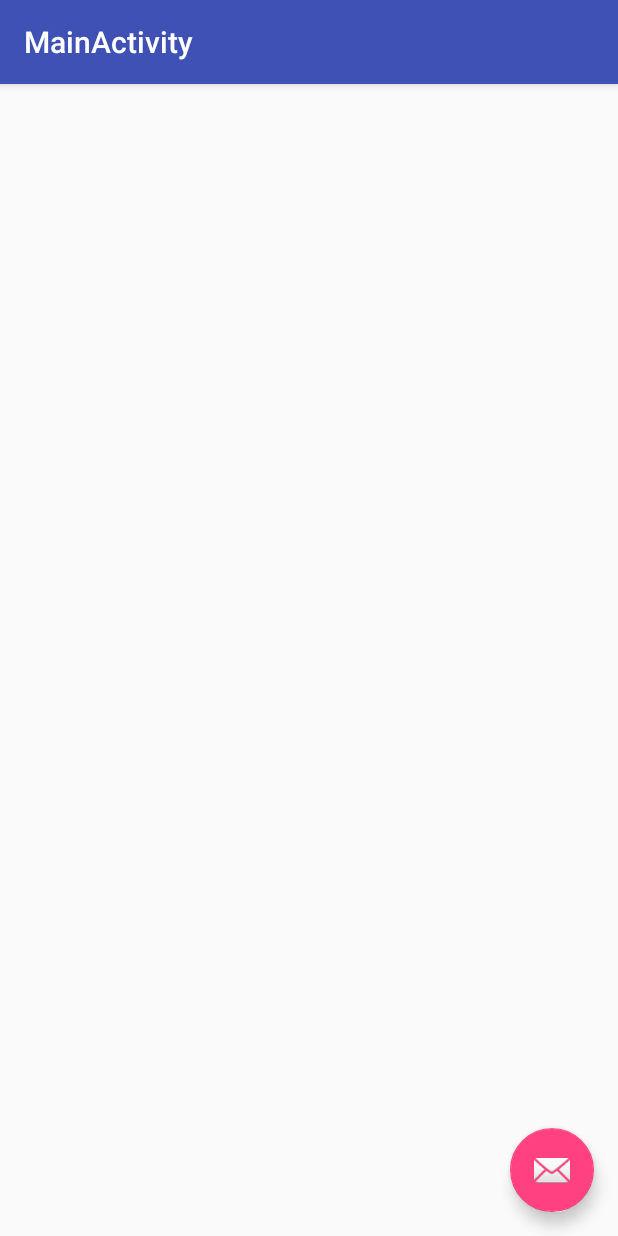
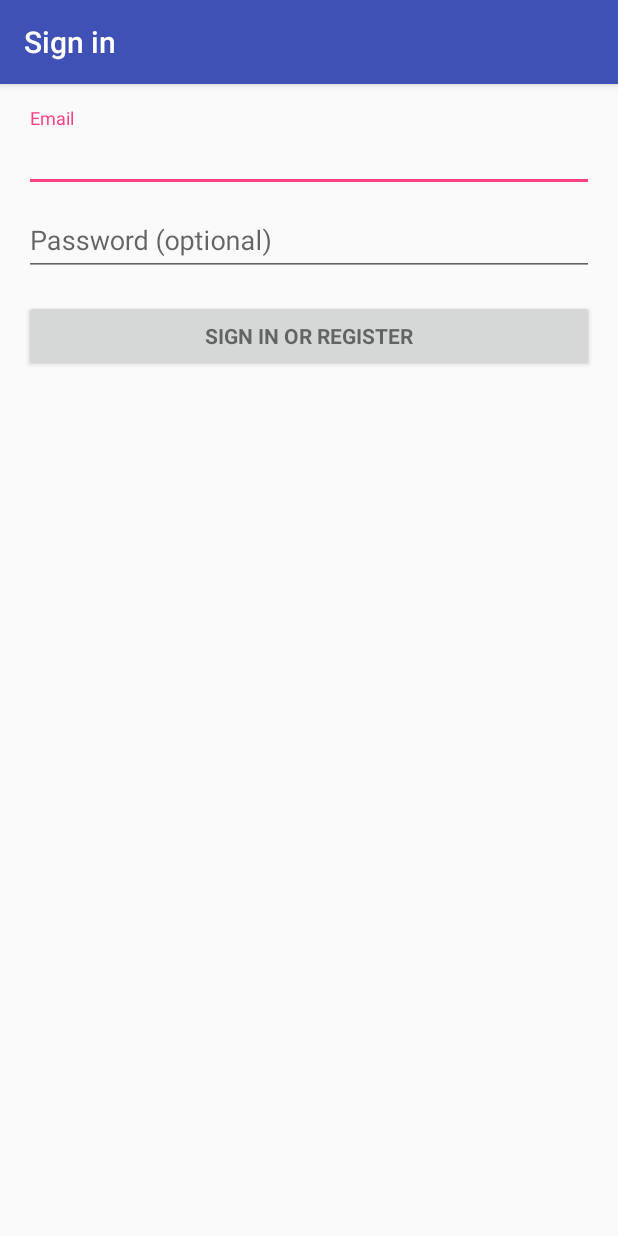
Before and after one commit to lon-albert/mentoring-todo_app, an Android app: the screen it shows after launch (MainActivity before the commit, LoginActivity after it), on a phone screen of 412 x 824 dp. Run offline under Robolectric (Android 15) with nearby library versions, the phone set to English and light mode, and no system bars.

```diff
--- /dev/null
+++ b/app/src/main/java/com/android/ilab/todoapp/LoginActivity.java
@@ -0,0 +1,192 @@
+package com.android.ilab.todoapp;
+
+import android.animation.Animator;
+import android.animation.AnimatorListenerAdapter;
+import android.annotation.TargetApi;
+import android.content.Intent;
+import android.os.Build;
+import android.os.Bundle;
+import android.support.v7.app.AppCompatActivity;
+import android.text.TextUtils;
+import android.view.KeyEvent;
+import android.view.View;
+import android.view.View.OnClickListener;
+import android.view.inputmethod.EditorInfo;
+import android.widget.AutoCompleteTextView;
+import android.widget.Button;
+import android.widget.EditText;
+import android.widget.TextView;
+
+import com.android.ilab.todoapp.session.SessionManager;
+
+/**
+ * A login screen that offers login via email/password.
+ */
+public class LoginActivity extends AppCompatActivity  {
+
+    /**
+     * Id to identity READ_CONTACTS permission request.
+     */
+    private static final int REQUEST_READ_CONTACTS = 0;
+
+    /**
+     * A dummy authentication store containing known user names and passwords.
+     * TODO: remove after connecting to a real authentication system.
+     */
+    private static final String[] DUMMY_CREDENTIALS = new String[]{
+            "foo@example.com:hello", "bar@example.com:world"
+    };
+
+    // UI references.
+    private AutoCompleteTextView mEmailView;
+    private EditText mPasswordView;
+    private View mProgressView;
+    private View mLoginFormView;
+
+    private SessionManager sessionManager;
+
+    @Override
+    protected void onCreate(Bundle savedInstanceState) {
+        super.onCreate(savedInstanceState);
+
+        sessionManager = new SessionManager(this);
+        if(sessionManager.isLoggedIn()){
+            launchMainActivity();
+        }
+
+        setContentView(R.layout.activity_login);
+        // Set up the login form.
+        mEmailView = (AutoCompleteTextView) findViewById(R.id.email);
+
+        mPasswordView = (EditText) findViewById(R.id.password);
+        mPasswordView.setOnEditorActionListener(new TextView.OnEditorActionListener() {
+            @Override
+            public boolean onEditorAction(TextView textView, int id, KeyEvent keyEvent) {
+                if (id == R.id.login || id == EditorInfo.IME_NULL) {
+                    attemptLogin();
+                    return true;
+                }
+                return false;
+            }
+        });
+
+        Button mEmailSignInButton = (Button) findViewById(R.id.email_sign_in_button);
+        mEmailSignInButton.setOnClickListener(new OnClickListener() {
+            @Override
+            public void onClick(View view) {
+                attemptLogin();
+            }
+        });
+
+        mLoginFormView = findViewById(R.id.login_form);
+        mProgressView = findViewById(R.id.login_progress);
+    }
+
+    /**
+     * Attempts to sign in or register the account specified by the login form.
+     * If there are form errors (invalid email, missing fields, etc.), the
+     * errors are presented and no actual login attempt is made.
+     */
+    private void attemptLogin() {
+
+        // Reset errors.
+        mEmailView.setError(null);
+        mPasswordView.setError(null);
+
+        // Store values at the time of the login attempt.
+        String email = mEmailView.getText().toString();
+        String password = mPasswordView.getText().toString();
+
+        boolean cancel = false;
+        View focusView = null;
+
+        // Check for a valid password, if the user entered one.
+        if (!TextUtils.isEmpty(password) && !isPasswordValid(password)) {
+            mPasswordView.setError(getString(R.string.error_invalid_password));
+            focusView = mPasswordView;
+            cancel = true;
+        }
+
+        // Check for a valid email address.
+        if (TextUtils.isEmpty(email)) {
+            mEmailView.setError(getString(R.string.error_field_required));
+            focusView = mEmailView;
+            cancel = true;
+        } else if (!isEmailValid(email)) {
+            mEmailView.setError(getString(R.string.error_invalid_email));
+            focusView = mEmailView;
+            cancel = true;
+        }
+
+        if (cancel) {
+            // There was an error; don't attempt login and focus the first
+            // form field with an error.
+            focusView.requestFocus();
+        } else {
+            // Show a progress spinner, and kick off a background task to
+            // perform the user login attempt.
+            showProgress(true);
+
+            try {
+                // Simulate network access.
+                Thread.sleep(3000);
+                showProgress(false);
+                sessionManager.setLogin(true);
+                launchMainActivity();
+            } catch (InterruptedException e) {
+                showProgress(false);
+            }
+        }
+    }
+
+    private void launchMainActivity() {
+        startActivity(new Intent(LoginActivity.this, MainActivity.class));
+        finish();
+    }
+
+    private boolean isEmailValid(String email) {
+        //TODO: Replace this with your own logic
+        return email.contains("@");
+    }
+
+    private boolean isPasswordValid(String password) {
+        //TODO: Replace this with your own logic
+        return password.length() > 4;
+    }
+
+    /**
+     * Shows the progress UI and hides the login form.
+     */
+    @TargetApi(Build.VERSION_CODES.HONEYCOMB_MR2)
+    private void showProgress(final boolean show) {
+        // On Honeycomb MR2 we have the ViewPropertyAnimator APIs, which allow
+        // for very easy animations. If available, use these APIs to fade-in
+        // the progress spinner.
+        if (Build.VERSION.SDK_INT >= Build.VERSION_CODES.HONEYCOMB_MR2) {
+            int shortAnimTime = getResources().getInteger(android.R.integer.config_shortAnimTime);
+
+            mLoginFormView.setVisibility(show ? View.GONE : View.VISIBLE);
+            mLoginFormView.animate().setDuration(shortAnimTime).alpha(
+                    show ? 0 : 1).setListener(new AnimatorListenerAdapter() {
+                @Override
+                public void onAnimationEnd(Animator animation) {
+                    mLoginFormView.setVisibility(show ? View.GONE : View.VISIBLE);
+                }
+            });
+
+            mProgressView.setVisibility(show ? View.VISIBLE : View.GONE);
+            mProgressView.animate().setDuration(shortAnimTime).alpha(
+                    show ? 1 : 0).setListener(new AnimatorListenerAdapter() {
+                @Override
+                public void onAnimationEnd(Animator animation) {
+                    mProgressView.setVisibility(show ? View.VISIBLE : View.GONE);
+                }
+            });
+        } else {
+            // The ViewPropertyAnimator APIs are not available, so simply show
+            // and hide the relevant UI components.
+            mProgressView.setVisibility(show ? View.VISIBLE : View.GONE);
+            mLoginFormView.setVisibility(show ? View.GONE : View.VISIBLE);
+        }
+    }
+}
--- /dev/null
+++ b/app/src/main/java/com/android/ilab/todoapp/session/SessionManager.java
@@ -0,0 +1,52 @@
+package com.android.ilab.todoapp.session;
+
+import android.content.Context;
+import android.content.SharedPreferences;
+import android.util.Log;
+
+public class SessionManager {
+
+    private static final String TAG = SessionManager.class.getSimpleName();
+
+    SharedPreferences pref;
+    SharedPreferences.Editor editor;
+    Context _context;
+
+    int PRIVATE_MODE = 0;
+
+    private static final String PREF_NAME = "session";
+
+    private static final String KEY_IS_LOGGEDIN = "isLoggedIn";
+
+    private static final String IS_FIRST_TIME_LAUNCH = "IsFirstTimeLaunch";
+
+    public SessionManager(Context context) {
+        this._context = context;
+        pref = _context.getSharedPreferences(PREF_NAME, PRIVATE_MODE);
+        editor = pref.edit();
+    }
+
+    public void setLogin(boolean isLoggedIn) {
+
+        editor.putBoolean(KEY_IS_LOGGEDIN, isLoggedIn);
+
+        // commit changes
+        editor.commit();
+
+        Log.d(TAG, "User login session modified!");
+    }
+
+    public boolean isLoggedIn() {
+        return pref.getBoolean(KEY_IS_LOGGEDIN, false);
+    }
+
+    public void setFirstTimeLaunch(boolean isFirstTime) {
+        editor.putBoolean(IS_FIRST_TIME_LAUNCH, isFirstTime);
+        editor.commit();
+    }
+
+    public boolean isFirstTimeLaunch() {
+        return pref.getBoolean(IS_FIRST_TIME_LAUNCH, true);
+    }
+
+}
--- /dev/null
+++ b/app/src/main/res/layout/activity_login.xml
@@ -0,0 +1,77 @@
+<LinearLayout xmlns:android="http://schemas.android.com/apk/res/android"
+    xmlns:tools="http://schemas.android.com/tools"
+    android:layout_width="match_parent"
+    android:layout_height="match_parent"
+    android:gravity="center_horizontal"
+    android:orientation="vertical"
+    android:paddingBottom="@dimen/activity_vertical_margin"
+    android:paddingLeft="@dimen/activity_horizontal_margin"
+    android:paddingRight="@dimen/activity_horizontal_margin"
+    android:paddingTop="@dimen/activity_vertical_margin"
+    tools:context="com.android.ilab.todoapp.LoginActivity">
+
+    <!-- Login progress -->
+    <ProgressBar
+        android:id="@+id/login_progress"
+        style="?android:attr/progressBarStyleLarge"
+        android:layout_width="wrap_content"
+        android:layout_height="wrap_content"
+        android:layout_marginBottom="8dp"
+        android:visibility="gone" />
+
+    <ScrollView
+        android:id="@+id/login_form"
+        android:layout_width="match_parent"
+        android:layout_height="match_parent">
+
+        <LinearLayout
+            android:id="@+id/email_login_form"
+            android:layout_width="match_parent"
+            android:layout_height="wrap_content"
+            android:orientation="vertical">
+
+            <android.support.design.widget.TextInputLayout
+                android:layout_width="match_parent"
+                android:layout_height="wrap_content">
+
+                <AutoCompleteTextView
+                    android:id="@+id/email"
+                    android:layout_width="match_parent"
+                    android:layout_height="wrap_content"
+                    android:hint="@string/prompt_email"
+                    android:inputType="textEmailAddress"
+                    android:maxLines="1"
+                    android:singleLine="true" />
+
+            </android.support.design.widget.TextInputLayout>
+
+            <android.support.design.widget.TextInputLayout
+                android:layout_width="match_parent"
+                android:layout_height="wrap_content">
+
+                <EditText
+                    android:id="@+id/password"
+                    android:layout_width="match_parent"
+                    android:layout_height="wrap_content"
+                    android:hint="@string/prompt_password"
+                    android:imeActionId="@+id/login"
+                    android:imeActionLabel="@string/action_sign_in_short"
+                    android:imeOptions="actionUnspecified"
+                    android:inputType="textPassword"
+                    android:maxLines="1"
+                    android:singleLine="true" />
+
+            </android.support.design.widget.TextInputLayout>
+
+            <Button
+                android:id="@+id/email_sign_in_button"
+                style="?android:textAppearanceSmall"
+                android:layout_width="match_parent"
+                android:layout_height="wrap_content"
+                android:layout_marginTop="16dp"
+                android:text="@string/action_sign_in"
+                android:textStyle="bold" />
+
+        </LinearLayout>
+    </ScrollView>
+</LinearLayout>
--- /dev/null
+++ b/app/src/main/res/menu/menu_main.xml
@@ -0,0 +1,4 @@
+<?xml version="1.0" encoding="utf-8"?>
+<menu xmlns:android="http://schemas.android.com/apk/res/android">
+    <item android:id="@+id/logout" android:title="@string/logout">Logout</item>
+</menu>
--- a/app/src/main/res/values/strings.xml
+++ b/app/src/main/res/values/strings.xml
@@ -19,4 +19,6 @@
     </string>
     <string name="detail">Todo Details</string>
     <string name="title">Title</string>
+    <string name="action_sign_in">Sign in or register</string>
+    <string name="logout">Logout</string>
 </resources>
```
Also changed, not shown: app/src/main/AndroidManifest.xml (+14 -5 lines), app/src/main/java/com/android/ilab/todoapp/MainActivity.java (+28 -0 lines), app/src/main/java/com/android/ilab/todoapp/database/UserDB.java (added, +115 -0 lines), app/src/main/java/com/android/ilab/todoapp/pojos/User.java (added, +32 -0 lines).
